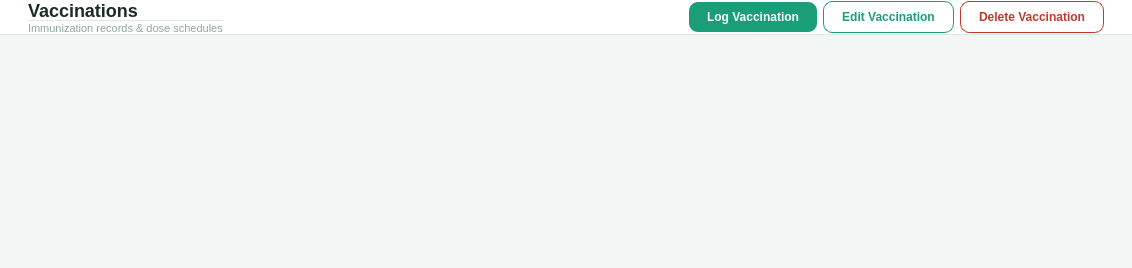
Above: src/ui/page_vaccinations.ui from shasheenahdeeneillelumasag/CCC151---Group-Project before the change. Below: the same form after it.
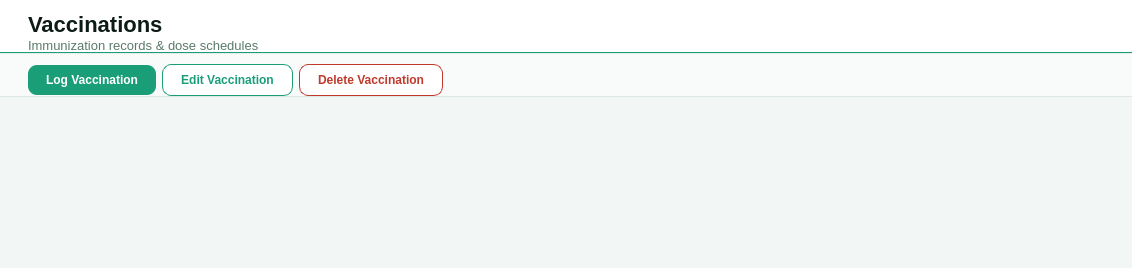
That is the form after the change.

The edit to the form file:
```diff
--- a/src/ui/page_vaccinations.ui
+++ b/src/ui/page_vaccinations.ui
@@ -32,14 +32,16 @@
    <item>
     <widget class="QFrame" name="topbar">
      <property name="styleSheet">
-      <string>QFrame { background: #FFFFFF; border-bottom: 1px solid #DDE8E3; }</string>
-     </property>
+       <string>QFrame#topbar { background: #FFFFFF; border-bottom: 1px solid #1A9E78; }</string>
+      </property>
+      <property name="minimumHeight"><number>72</number></property>
+      <property name="maximumHeight"><number>72</number></property>
      <layout class="QHBoxLayout">
       <property name="leftMargin">
        <number>28</number>
       </property>
       <property name="topMargin">
-       <number>0</number>
+         <number>12</number>
       </property>
       <property name="rightMargin">
        <number>28</number>
@@ -55,7 +57,7 @@
         <item>
          <widget class="QLabel" name="label">
           <property name="styleSheet">
-           <string>QLabel { font-size: 18px; font-weight: bold; color: #1C2B25; }</string>
+            <string>QLabel { font-size: 22px; font-weight: bold; color: #0D1B16; }</string>
           </property>
           <property name="text">
            <string>Vaccinations</string>
@@ -65,7 +67,7 @@
         <item>
          <widget class="QLabel" name="label">
           <property name="styleSheet">
-           <string>QLabel { font-size: 11px; color: #8FA89F; }</string>
+            <string>QLabel { font-size: 13px; color: #5A7A6A; }</string>
           </property>
           <property name="text">
            <string>Immunization records &amp; dose schedules</string>
@@ -74,6 +76,39 @@
         </item>
        </layout>
       </item>
+      </layout>
+     </widget>
+    </item>
+    <item>
+     <widget class="QFrame" name="toolbar">
+      <property name="styleSheet">
+       <string>QFrame#toolbar { background: #F8FBFA; border-bottom: 1px solid #DDE8E3; border-top: 1px solid #E4EDE9; }</string>
+      </property>
+      <property name="minimumHeight"><number>48</number></property>
+      <property name="maximumHeight"><number>48</number></property>
+      <layout class="QHBoxLayout">
+       <property name="leftMargin"><number>28</number></property>
+       <property name="topMargin"><number>10</number></property>
+       <property name="rightMargin"><number>28</number></property>
+       <property name="bottomMargin"><number>0</number></property>
+       <item>
+        <widget class="QPushButton" name="btnLogVax">
+         <property name="styleSheet"><string>QPushButton { background: #1A9E78; color: #FFF; font-size: 12px; font-weight: 600; border: none; border-radius: 9px; padding: 8px 18px; } QPushButton:hover { background: #0D6B52; }</string></property>
+         <property name="text"><string>Log Vaccination</string></property>
+        </widget>
+       </item>
+       <item>
+        <widget class="QPushButton" name="btnEditVax">
+         <property name="styleSheet"><string>QPushButton { background: #FFFFFF; color: #1A9E78; font-size: 12px; font-weight: 600; border: 1px solid #1A9E78; border-radius: 9px; padding: 8px 18px; } QPushButton:hover { background: #E3F5EE; }</string></property>
+         <property name="text"><string>Edit Vaccination</string></property>
+        </widget>
+       </item>
+       <item>
+        <widget class="QPushButton" name="btnDeleteVax">
+         <property name="styleSheet"><string>QPushButton { background: #FFFFFF; color: #C0392B; font-size: 12px; font-weight: 600; border: 1px solid #C0392B; border-radius: 9px; padding: 8px 18px; } QPushButton:hover { background: #FDECEB; }</string></property>
+         <property name="text"><string>Delete Vaccination</string></property>
+        </widget>
+       </item>
       <item>
        <spacer>
         <property name="orientation">
@@ -87,36 +122,6 @@
         </property>
        </spacer>
       </item>
-      <item>
-       <widget class="QPushButton" name="btnLogVax">
-        <property name="styleSheet">
-         <string>QPushButton { background: #1A9E78; color: #FFF; font-size: 12px; font-weight: 600; border: none; border-radius: 9px; padding: 8px 18px; } QPushButton:hover { background: #0D6B52; }</string>
-        </property>
-        <property name="text">
-         <string>Log Vaccination</string>
-        </property>
-       </widget>
-      </item>
-      <item>
-       <widget class="QPushButton" name="btnEditVax">
-        <property name="styleSheet">
-         <string>QPushButton { background: #FFFFFF; color: #1A9E78; font-size: 12px; font-weight: 600; border: 1px solid #1A9E78; border-radius: 9px; padding: 8px 18px; } QPushButton:hover { background: #E3F5EE; }</string>
-        </property>
-        <property name="text">
-         <string>Edit Vaccination</string>
-        </property>
-       </widget>
-      </item>
-      <item>
-       <widget class="QPushButton" name="btnDeleteVax">
-        <property name="styleSheet">
-         <string>QPushButton { background: #FFFFFF; color: #C0392B; font-size: 12px; font-weight: 600; border: 1px solid #C0392B; border-radius: 9px; padding: 8px 18px; } QPushButton:hover { background: #FDECEB; }</string>
-        </property>
-        <property name="text">
-         <string>Delete Vaccination</string>
-        </property>
-       </widget>
-      </item>
      </layout>
     </widget>
    </item>
```
Left out of the diff: 2 changed lines with no effect on the pictures. Lines whose indentation alone changed are shown as unchanged.
